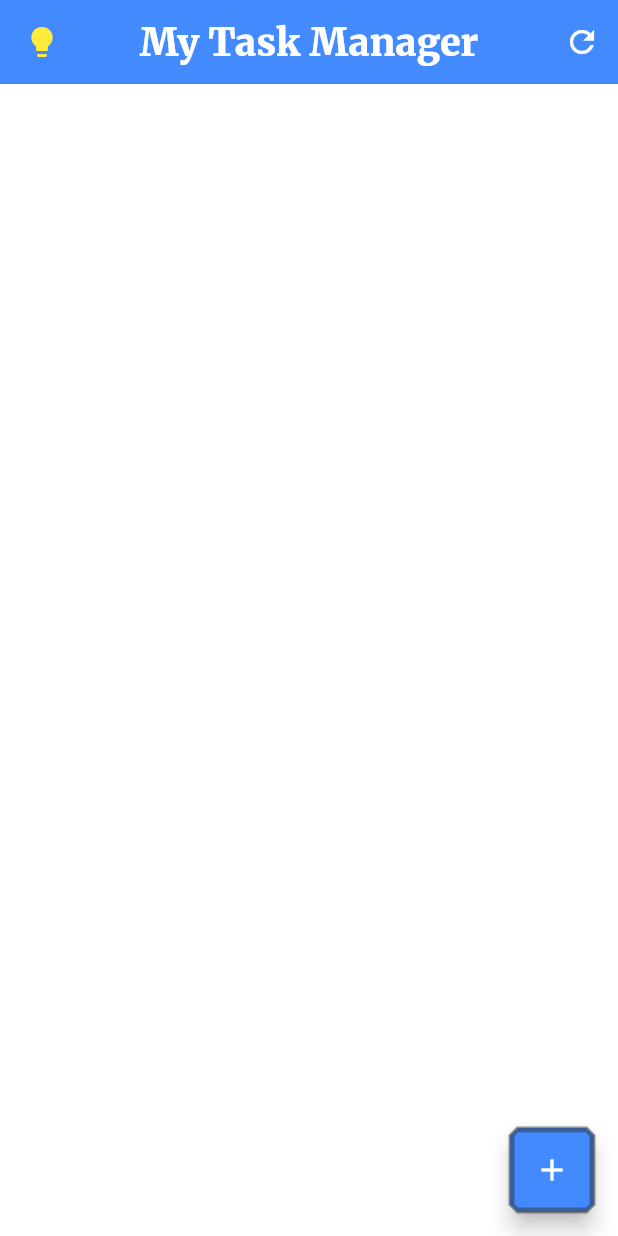
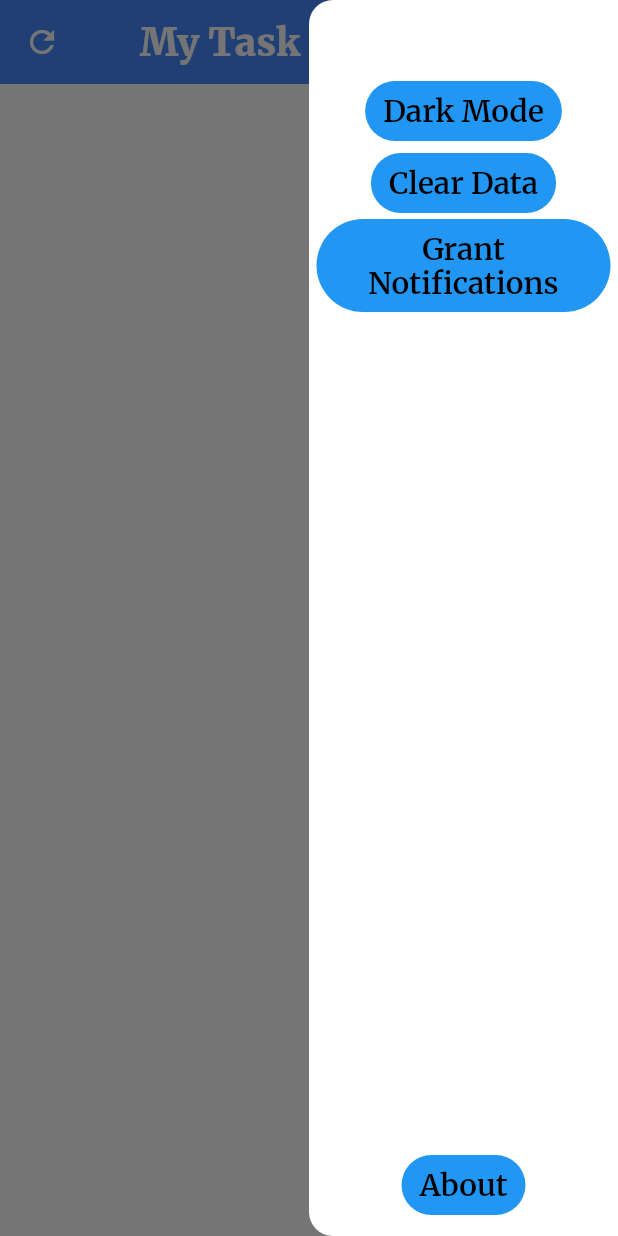
Before and after one commit to Harshalpawar86/task_manager, a Flutter app: the screen it shows after launch, with the side drawer open (before the commit the screen has no drawer), on a phone screen of 412 x 824 dp. Run offline on Flutter 3.47's test engine with Material 3 defaults, Android fonts, the phone set to English and light mode, and no system bars; our stand-ins replace flutter_local_notifications, google_fonts, shared_preferences, sqflite, timezone; missing offline and left inert: slideable; accounts and stored records are empty.

Commit message:
Notification Service Added

```diff
--- a/lib/Controller/local_data.dart
+++ b/lib/Controller/local_data.dart
@@ -34,10 +34,14 @@ class LocalData {
           conflictAlgorithm: ConflictAlgorithm.replace);
       log("Inserting Data return value : $ans");
       inserted = true;
+      List<Map<String, dynamic>> map = await localDb.query("TaskTable");
+      log("After inserting data ::::::::::::::$map");
     } catch (e) {
       log("Error Occured While Inserted : ${e.toString()}");
       inserted = false;
     }
+    log("Time Map ----------${obj.timeMap}");
+
     return inserted;
   }
 
@@ -46,34 +50,37 @@ class LocalData {
     try {
       final sqflite.Database localDb = await database;
       List<Map<String, dynamic>> taskList = await localDb.query("TaskTable");
-      log("${taskList.length}");
-      for (int i = 0; i < taskList.length; i++) {
-        String taskName = await taskList[i]['task_title'];
-        String date = await taskList[i]['task_date'];
-        String description = await taskList[i]['task_description'];
-        int isDone = await taskList[i]['is_completed'];
-        String taskId = await taskList[i]['task_id'];
-        String notifyTimeString = await taskList[i]['notify_time'] ?? "";
+      log("Total tasks fetched: ${taskList.length}");
+
+      for (var task in taskList) {
+        String taskName = task['task_title'];
+        String date = task['task_date'];
+        String description = task['task_description'] ?? "";
+        int isDone = task['is_completed'];
+        String taskId = task['task_id'];
+
+        // Convert notify_time string to Map<int, String>
+        String notifyTimeString = task['notify_time'] ?? "{}";
+        log("After retrieving :::::::::::::::::::$notifyTimeString");
+        Map<int, String> timeMap = TaskModel.jsonToTimeMap(notifyTimeString);
+        log("After retrieving & converting to map:::::::::::::::::::$timeMap");
+        log("Map While retrieving : $timeMap");
+
         TaskModel obj = TaskModel(
-            taskName: taskName,
-            taskId: taskId,
-            isDone: isDone,
-            date: date,
-            timeList: convertTextToTimeList(notifyTimeString),
-            taskDescription: description);
+          taskName: taskName,
+          taskId: taskId,
+          isDone: isDone,
+          date: date,
+          timeMap: timeMap,
+          taskDescription: description,
+        );
+
         modelList.add(obj);
       }
     } catch (e) {
-      log("$e");
+      log("Error in getTasks: $e");
     }
     return modelList;
-  }
-
-  static List<String> convertTextToTimeList(String? timeListString) {
-    if (timeListString == null || timeListString.isEmpty) {
-      return [];
-    }
-    return timeListString.split(',').map((e) => e.trim()).toList();
   }
 
   static Future<bool> updateTask(TaskModel obj) async {
--- a/lib/Controller/tasks_controller.dart
+++ b/lib/Controller/tasks_controller.dart
@@ -6,7 +6,9 @@ import 'package:task_manager/Model/task_model.dart';
 
 class TasksController extends ChangeNotifier {
   Future<void> removeNotificationTime(
-      {required String taskId, required String time}) async {
+      {required String taskId,
+      required int notificationId,
+      required String time}) async {
     bool removed = await LocalData.removeNotificationTimeFromDatabase(
         taskId: taskId, timeToRemove: time);
     if (removed) {
--- a/lib/Model/task_model.dart
+++ b/lib/Model/task_model.dart
@@ -1,33 +1,66 @@
 import 'dart:developer';
-
+import 'dart:convert';
 class TaskModel {
   String taskName;
   String taskId;
   String? taskDescription;
   String date;
-  List<String>? timeList;
+  Map<int, String>? timeMap;
   int isDone;
-  TaskModel(
-      {required this.taskName,
-      required this.taskId,
-      required this.isDone,
-      required this.date,
-      this.timeList,
-      required this.taskDescription});
+
+  TaskModel({
+    required this.taskName,
+    required this.taskId,
+    required this.isDone,
+    required this.date,
+    this.timeMap,
+    required this.taskDescription,
+  });
+
   Map<String, dynamic> taskMap() {
-    log("Time List : -------- $timeList");
-    log("Date : ------- $date");
+    log("Time Map: -------- $timeMap");
+    log("Date: ------- $date");
+
     return {
       "task_id": taskId,
       "task_title": taskName,
       "is_completed": isDone,
       "task_description": taskDescription,
       "task_date": date,
-      "notify_time": timeList != null ? timeListToJson() : null,
+      "notify_time": timeMap != null
+          ? timeMapToJson()
+          : null, // Convert map to JSON string
     };
   }
 
-  String timeListToJson() {
-    return timeList != null ? timeList!.join(',') : '';
+  /// Convert `Map<int, String>` to JSON string
+  String timeMapToJson() {
+    String string = timeMap != null
+        ? timeMap!.entries.map((e) => '"${e.key}":"${e.value}"').join(',')
+        : '{}';
+        log("Converting map to json string : $string");
+    return string;
   }
+
+  /// Convert JSON string back to `Map<int, String>`
+static Map<int, String> jsonToTimeMap(String jsonString) {
+  Map<int, String> map = {};
+  try {
+    // ✅ Decode JSON string into a Map
+    Map<String, dynamic> decoded = jsonDecode("{$jsonString}");
+
+    // ✅ Convert String keys to int and store in the final map
+    decoded.forEach((key, value) {
+      int? parsedKey = int.tryParse(key);
+      if (parsedKey != null && value is String) {
+        map[parsedKey] = value;
+      }
+    });
+
+  } catch (e) {
+    log("Error parsing JSON: $e");
+  }
+  return map;
 }
+
+}
--- a/lib/View/main_screen.dart
+++ b/lib/View/main_screen.dart
@@ -1,9 +1,11 @@
 import "dart:developer";
 
 import "package:flutter/material.dart";
+import "package:flutter_local_notifications/flutter_local_notifications.dart";
 import "package:google_fonts/google_fonts.dart";
 import "package:provider/provider.dart";
 import "package:slideable/slideable.dart";
+import "package:task_manager/Controller/notification_service.dart";
 import "package:task_manager/Controller/tasks_controller.dart";
 import "package:task_manager/Controller/theme_controller.dart";
 import "package:task_manager/Model/task_model.dart";
@@ -27,25 +29,26 @@ class _MainScreenState extends State<MainScreen> {
   @override
   Widget build(BuildContext context) {
     TasksController taskController = Provider.of<TasksController>(context);
-    ThemeController themeController = Provider.of<ThemeController>(context);
+    // ThemeController themeController = Provider.of<ThemeController>(context);
     return Scaffold(
         backgroundColor: Colors.white,
         appBar: AppBar(
           leading: IconButton(
               onPressed: () {
-                themeController.changeTheme();
+                setState(() {});
               },
-              icon: Icon(
-                Icons.lightbulb,
-                color:
-                    (themeController.darkTheme) ? Colors.white : Colors.yellow,
-              )),
+              icon: const Icon(Icons.refresh)),
           actions: [
-            IconButton(
-                onPressed: () {
-                  setState(() {});
-                },
-                icon: const Icon(Icons.refresh))
+            Builder(builder: (context) {
+              return IconButton(
+                  onPressed: () {
+                    Scaffold.of(context).openEndDrawer();
+                  },
+                  icon: const Icon(
+                    Icons.menu,
+                    color: Colors.white,
+                  ));
+            })
           ],
           title: Text(
             "My Task Manager",
@@ -56,11 +59,58 @@ class _MainScreenState extends State<MainScreen> {
             await displayBottomSheet(
                 taskid: getUniqueId(),
                 forEdit: false,
-                notifyList: [],
+                notifyMap: {},
                 taskController: taskController);
           },
           child: const Icon(Icons.add),
         ),
+        endDrawer: Drawer(
+            width: MediaQuery.of(context).size.width / 2,
+            backgroundColor: Colors.white,
+            child: Padding(
+              padding: const EdgeInsets.only(left: 5.0, right: 5.0),
+              child: Column(
+                mainAxisAlignment: MainAxisAlignment.center,
+                children: [
+                  const SizedBox(
+                    height: 50,
+                  ),
+                  TextButton(
+                      onPressed: () {},
+                      style: ButtonStyle(
+                          backgroundColor: WidgetStatePropertyAll(Colors.blue)),
+                      child: Text("Dark Mode",
+                          style: Theme.of(context).textTheme.displayMedium)),
+                  TextButton(
+                      onPressed: () {},
+                      style: ButtonStyle(
+                          backgroundColor: WidgetStatePropertyAll(Colors.blue)),
+                      child: Text("Clear Data",
+                          textAlign: TextAlign.center,
+                          style: Theme.of(context).textTheme.displayMedium)),
+                  TextButton(
+                      onPressed: () async {
+                        await NotificationService().requestExactPermission();
+                      },
+                      style: ButtonStyle(
+                          backgroundColor: WidgetStatePropertyAll(Colors.blue)),
+                      child: Text("Grant Notifications",
+                          textAlign: TextAlign.center,
+                          style: Theme.of(context).textTheme.displayMedium)),
+                  const Spacer(),
+                  TextButton(
+                      onPressed: () {},
+                      style: ButtonStyle(
+                          backgroundColor: WidgetStatePropertyAll(Colors.blue)),
+                      child: Text("About",
+                          textAlign: TextAlign.center,
+                          style: Theme.of(context).textTheme.displayMedium)),
+                  const SizedBox(
+                    height: 10,
+                  ),
+                ],
+              ),
+            )),
         body: Padding(
           padding: const EdgeInsets.all(15),
           child: FutureBuilder<List<TaskModel>>(
@@ -100,8 +150,8 @@ class _MainScreenState extends State<MainScreen> {
                                         taskController: taskController,
                                         taskid: taskList[index].taskId,
                                         title: taskList[index].taskName,
-                                        notifyList:
-                                            taskList[index].timeList ?? [],
+                                        notifyMap:
+                                            taskList[index].timeMap ?? {},
                                         description:
                                             taskList[index].taskDescription ??
                                                 "",
@@ -199,7 +249,7 @@ class _MainScreenState extends State<MainScreen> {
     String title = '',
     String description = '',
     required String taskid,
-    required List<String> notifyList,
+    required Map<int,String> notifyMap,
     String date = '',
   }) async {
     await showModalBottomSheet(
@@ -212,14 +262,14 @@ class _MainScreenState extends State<MainScreen> {
             forEdit: forEdit,
             taskController: taskController,
             title: title,
-            notifyList: notifyList,
+            notifyMap: notifyMap,
             description: description,
             date: date,
             taskid: taskid,
           );
         } else {
           return MyBottomsheet(
-              notifyList: notifyList,
+              notifyMap: notifyMap,
               taskid: taskid,
               forEdit: forEdit,
               taskController: taskController);
--- a/lib/main.dart
+++ b/lib/main.dart
@@ -2,13 +2,19 @@ import 'package:flutter/material.dart';
 import 'package:google_fonts/google_fonts.dart';
 import 'package:provider/provider.dart';
 import 'package:task_manager/Controller/local_data.dart';
+import 'package:task_manager/Controller/notification_service.dart';
 import 'package:task_manager/Controller/tasks_controller.dart';
 import 'package:task_manager/Controller/theme_controller.dart';
 import 'package:task_manager/View/main_screen.dart';
+import 'package:timezone/data/latest_all.dart' as tz;
+
 
 void main() async {
   WidgetsFlutterBinding.ensureInitialized();
+  tz.initializeTimeZones();
   await LocalData.startDatabase();
+  await NotificationService().initializeNotifications();
+  await NotificationService().requestPermission();
   runApp(const MainApp());
 }
 
```
Also changed, not shown: lib/Controller/notification_service.dart (+93 -0 lines), lib/View/Widgets/my_bottomsheet.dart (+43 -7 lines), lib/View/Widgets/task_tile.dart (+11 -7 lines), 4 other files.
